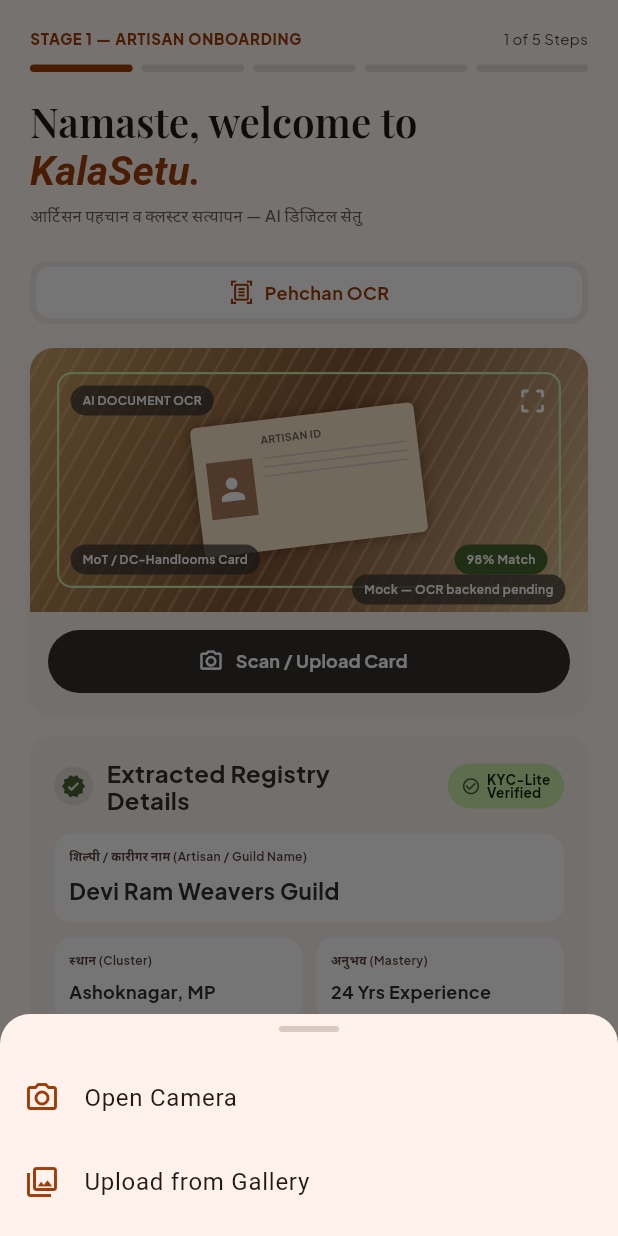
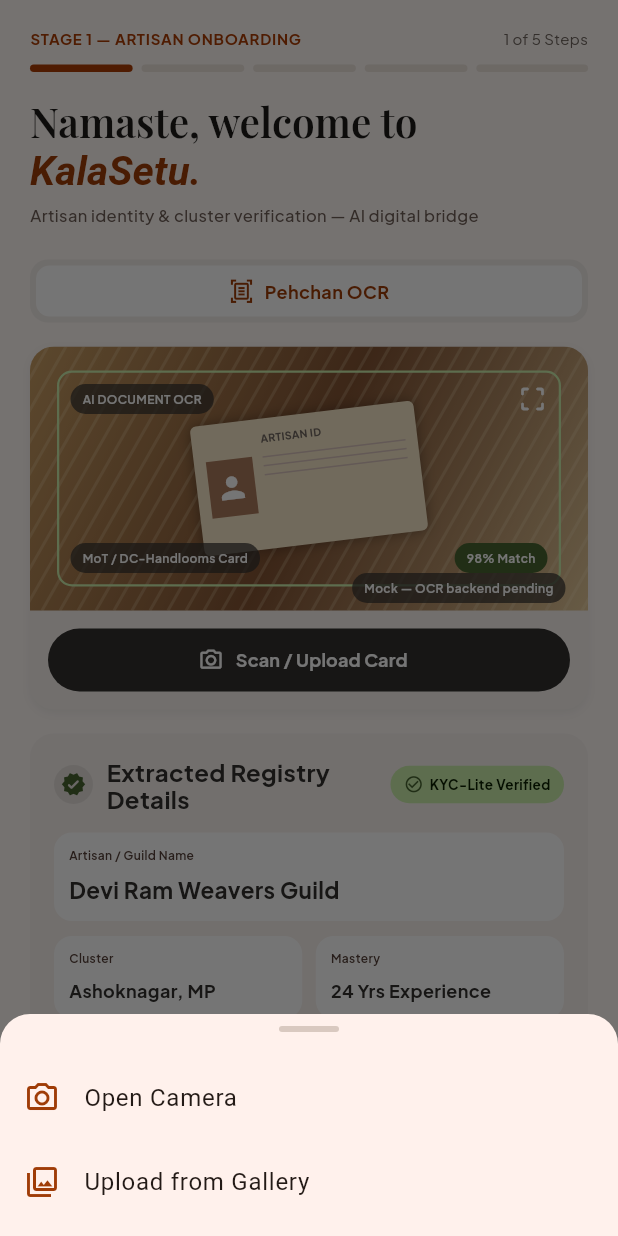
Before and after one commit to noNameDS09/SIH2K26, a Flutter app: the OnboardingScreen screen opened by its route, after a tap on "Scan / Upload Card", on a phone screen of 412 x 824 dp. Run offline on Flutter 3.47's test engine with Material 3 defaults, Android fonts, the phone set to English and light mode, and no system bars; our stand-ins replace audioplayers, go_router, google_fonts, image_picker; missing offline and left inert: record; accounts and stored records are empty; network calls fail.

Commit message:
feat(l10n): wire KsStrings translations into screens 1, 4, and 5
Replace all hardcoded UI strings in onboarding_screen.dart,
screen4_approval.dart, and screen5_outward.dart with KsStrings.of(context)
field references. Removes the partial _proceedText() switch and the
duplicate _StageHeader widget; onboarding now uses the shared KsProgressBar.
All 12 languages are live for every string on these three screens.

Co-Authored-By: Claude Sonnet 4.6 <noreply@anthropic.com>

```diff
--- a/apps/mobile/lib/ui/onboarding_screen.dart
+++ b/apps/mobile/lib/ui/onboarding_screen.dart
@@ -6,7 +6,9 @@ import 'package:go_router/go_router.dart';
 import 'package:image_picker/image_picker.dart';
 import 'package:provider/provider.dart';
 import 'package:record/record.dart';
+import 'l10n/ks_strings.dart';
 import 'l10n/locale_provider.dart';
+import 'widgets/ks_progress_bar.dart';
 import '../services/api_service.dart';
 
 class OnboardingScreen extends StatefulWidget {
@@ -104,13 +106,13 @@ class _OnboardingScreenState extends State<OnboardingScreen> {
             ListTile(
               leading: const Icon(Icons.camera_alt_outlined,
                   color: Color(0xFF9F3C07)),
-              title: const Text('Open Camera'),
+              title: Text(KsStrings.of(ctx).openCamera),
               onTap: () => Navigator.pop(ctx, ImageSource.camera),
             ),
             ListTile(
               leading: const Icon(Icons.photo_library_outlined,
                   color: Color(0xFF9F3C07)),
-              title: const Text('Upload from Gallery'),
+              title: Text(KsStrings.of(ctx).uploadFromGallery),
               onTap: () => Navigator.pop(ctx, ImageSource.gallery),
             ),
             const SizedBox(height: 8),
@@ -260,36 +262,9 @@ class _OnboardingScreenState extends State<OnboardingScreen> {
     );
   }
 
-  static String _proceedText(String langCode) {
-    switch (langCode) {
-      case 'hi':
-        return 'सहेजें और आगे बढ़ें / Save & Proceed';
-      case 'mr':
-        return 'जतन करा आणि पुढे जा / Save & Proceed';
-      case 'ta':
-        return 'சேமி தொடரவும் / Save & Proceed';
-      case 'te':
-        return 'సేవ్ చేసి కొనసాగించు / Save & Proceed';
-      case 'kn':
-        return 'ಉಳಿಸಿ ಮುಂದುವರಿಸಿ / Save & Proceed';
-      case 'bn':
-        return 'সংরক্ষণ করুন / Save & Proceed';
-      case 'gu':
-        return 'સાચવો અને આગળ વધો / Save & Proceed';
-      case 'pa':
-        return 'ਸੁਰੱਖਿਅਤ ਕਰੋ ਅਤੇ ਅੱਗੇ ਵਧੋ / Save & Proceed';
-      case 'ml':
-        return 'സേവ് ചെയ്ത് തുടരുക / Save & Proceed';
-      default:
-        return 'Save & Proceed to Product Capture';
-    }
-  }
-
   @override
   Widget build(BuildContext context) {
-    final langCode =
-        context.read<LocaleProvider>().locale.languageCode;
-    final buttonText = _proceedText(langCode);
+    final ks = KsStrings.of(context);
 
     return Scaffold(
       backgroundColor: const Color(0xFFFEF8F4),
@@ -299,7 +274,7 @@ class _OnboardingScreenState extends State<OnboardingScreen> {
           child: Column(
             crossAxisAlignment: CrossAxisAlignment.start,
             children: [
-              const _StageHeader(),
+              KsProgressBar(currentStep: 1, totalSteps: 5, label: ks.stage1Label),
               const SizedBox(height: 18),
               RichText(
                 text: TextSpan(
@@ -309,9 +284,9 @@ class _OnboardingScreenState extends State<OnboardingScreen> {
                     height: 1.18,
                     fontWeight: FontWeight.w600,
                   ),
-                  children: const [
-                    TextSpan(text: 'Namaste, welcome to '),
-                    TextSpan(
+                  children: [
+                    TextSpan(text: '${ks.welcomeTitle} '),
+                    const TextSpan(
                       text: 'KalaSetu.',
                       style: TextStyle(
                           color: Color(0xFF9F3C07),
@@ -322,7 +297,7 @@ class _OnboardingScreenState extends State<OnboardingScreen> {
               ),
               const SizedBox(height: 5),
               Text(
-                'आर्टिसन पहचान व क्लस्टर सत्यापन — AI डिजिटल सेतु',
+                ks.onboardingSubtitle,
                 style: GoogleFonts.plusJakartaSans(
                   color: const Color(0xFF705F58),
                   fontSize: 11,
@@ -380,7 +355,7 @@ class _OnboardingScreenState extends State<OnboardingScreen> {
                   ),
                   icon: const Icon(Icons.arrow_forward_rounded, size: 18),
                   label: Text(
-                    buttonText,
+                    ks.proceedButton,
                     style: GoogleFonts.plusJakartaSans(
                         fontSize: 12, fontWeight: FontWeight.w700),
                   ),
@@ -396,55 +371,6 @@ class _OnboardingScreenState extends State<OnboardingScreen> {
           ),
         ),
       ),
-    );
-  }
-}
-
-// ─── Stage header ─────────────────────────────────────────────────────────────
-
-class _StageHeader extends StatelessWidget {
-  const _StageHeader();
-
-  @override
-  Widget build(BuildContext context) {
-    return Column(
-      children: [
-        Row(
-          children: [
-            Text(
-              'STAGE 1 — ARTISAN ONBOARDING',
-              style: GoogleFonts.plusJakartaSans(
-                color: const Color(0xFF9F3C07),
-                fontSize: 10,
-                letterSpacing: .45,
-                fontWeight: FontWeight.w800,
-              ),
-            ),
-            const Spacer(),
-            Text('1 of 5 Steps',
-                style: GoogleFonts.plusJakartaSans(
-                    color: const Color(0xFF57423A), fontSize: 10)),
-          ],
-        ),
-        const SizedBox(height: 10),
-        Row(
-          children: List.generate(
-            5,
-            (index) => Expanded(
-              child: Container(
-                height: 5,
-                margin: EdgeInsets.only(right: index == 4 ? 0 : 6),
-                decoration: BoxDecoration(
-                  color: index == 0
-                      ? const Color(0xFF9F3C07)
-                      : const Color(0xFFE7E1DD),
-                  borderRadius: BorderRadius.circular(20),
-                ),
-              ),
-            ),
-          ),
-        ),
-      ],
     );
   }
 }
@@ -581,7 +507,7 @@ class _ScannerCard extends StatelessWidget {
                     foregroundColor: Colors.white,
                     shape: const StadiumBorder()),
                 icon: const Icon(Icons.camera_alt_outlined, size: 17),
-                label: Text('Scan / Upload Card',
+                label: Text(KsStrings.of(context).scanUploadCard,
                     style: GoogleFonts.plusJakartaSans(
                         fontSize: 12, fontWeight: FontWeight.w700)),
               ),
@@ -692,6 +618,7 @@ class _RegistryCard extends StatelessWidget {
 
   @override
   Widget build(BuildContext context) {
+    final ks = KsStrings.of(context);
     return Container(
       padding: const EdgeInsets.all(16),
       decoration: BoxDecoration(
@@ -706,7 +633,7 @@ class _RegistryCard extends StatelessWidget {
                   color: Color(0xFF476430), size: 17)),
           const SizedBox(width: 9),
           Expanded(
-              child: Text('Extracted Registry\nDetails',
+              child: Text(ks.extractedDetails,
                   style: GoogleFonts.plusJakartaSans(
                       color: const Color(0xFF32302E),
                       fontSize: 16,
@@ -715,19 +642,19 @@ class _RegistryCard extends StatelessWidget {
           const _VerificationPill(),
         ]),
         const SizedBox(height: 14),
-        const _InfoField(
-            label: 'शिल्पी / कारीगर नाम (Artisan / Guild Name)',
+        _InfoField(
+            label: ks.artisanGuildLabel,
             value: 'Devi Ram Weavers Guild',
             full: true),
         const SizedBox(height: 10),
-        const Row(children: [
+        Row(children: [
           Expanded(
               child: _InfoField(
-                  label: 'स्थान (Cluster)', value: 'Ashoknagar, MP')),
-          SizedBox(width: 9),
+                  label: ks.clusterFieldLabel, value: 'Ashoknagar, MP')),
+          const SizedBox(width: 9),
           Expanded(
               child: _InfoField(
-                  label: 'अनुभव (Mastery)', value: '24 Yrs Experience')),
+                  label: ks.masteryFieldLabel, value: '24 Yrs Experience')),
         ]),
         const SizedBox(height: 13),
         Row(children: [
@@ -763,7 +690,7 @@ class _VerificationPill extends StatelessWidget {
           const Icon(Icons.check_circle_outline,
               size: 13, color: Color(0xFF476430)),
           const SizedBox(width: 4),
-          Text('KYC-Lite\nVerified',
+          Text(KsStrings.of(context).kycVerified,
               style: GoogleFonts.plusJakartaSans(
                   color: const Color(0xFF0B2000),
                   fontSize: 9,
@@ -833,7 +760,7 @@ class _GovernmentLinksSection extends StatelessWidget {
         child: ExpansionTile(
           leading: const Icon(Icons.link_rounded, color: Color(0xFF476430)),
           title: Text(
-            'Government ID Links',
+            KsStrings.of(context).governmentIdLinks,
             style: GoogleFonts.plusJakartaSans(
                 fontSize: 12,
                 fontWeight: FontWeight.w700,
@@ -888,6 +815,7 @@ class _VoiceConsentCard extends StatelessWidget {
 
   @override
   Widget build(BuildContext context) {
+    final ks = KsStrings.of(context);
     return Container(
       padding: const EdgeInsets.all(16),
       decoration: BoxDecoration(
@@ -902,7 +830,7 @@ class _VoiceConsentCard extends StatelessWidget {
               size: 11),
           const SizedBox(width: 7),
           Expanded(
-              child: Text('TWO-WAY VOICE — SARVAM ASR',
+              child: Text(ks.voiceConsentHeader,
                   style: GoogleFonts.plusJakartaSans(
                       color: const Color(0xFF9F3C07),
                       fontSize: 11,
@@ -962,8 +890,8 @@ class _VoiceConsentCard extends StatelessWidget {
               isRecording
                   ? 'Listening… tap to stop'
                   : isVerifying
-                      ? 'Verifying…'
-                      : '"मेरी सहमति है / I agree to create my GI artisan profile"',
+                      ? ks.verifying
+                      : '"${ks.consentPrompt}"',
               textAlign: TextAlign.center,
               style: GoogleFonts.plusJakartaSans(
                   color: const Color(0xFF32302E),
@@ -1004,7 +932,7 @@ class _VoiceConsentCard extends StatelessWidget {
             ],
             const SizedBox(height: 10),
             Text(
-              'Tap the microphone and speak to affix your verbal digital signature for ONDC & GeM listing.',
+              ks.micInstruction,
               textAlign: TextAlign.center,
               style: GoogleFonts.plusJakartaSans(
                   color: const Color(0xFF705F58), fontSize: 11, height: 1.45),
@@ -1041,7 +969,7 @@ class _VoiceConsentCard extends StatelessWidget {
             const SizedBox(width: 10),
             Expanded(
                 child: Text(
-                    'Grant permission to create verifiable digital craft identity on ONDC, GeM, and export craft catalogs.',
+                    ks.consentGrantText,
                     style: GoogleFonts.plusJakartaSans(
                         color: const Color(0xFF32302E),
                         fontSize: 11,
@@ -1073,7 +1001,7 @@ class _AudioHelp extends StatelessWidget {
             const Icon(Icons.headphones_rounded,
                 color: Color(0xFF9F3C07), size: 17),
             const SizedBox(width: 7),
-            Text('सुनें (Audio Help)',
+            Text(KsStrings.of(context).audioHelp,
                 style: GoogleFonts.plusJakartaSans(
                     color: const Color(0xFF32302E),
                     fontSize: 11,
```
Also changed, not shown: apps/mobile/lib/ui/screens/screen4_approval.dart (+19 -17 lines), apps/mobile/lib/ui/screens/screen5_outward.dart (+17 -16 lines).
